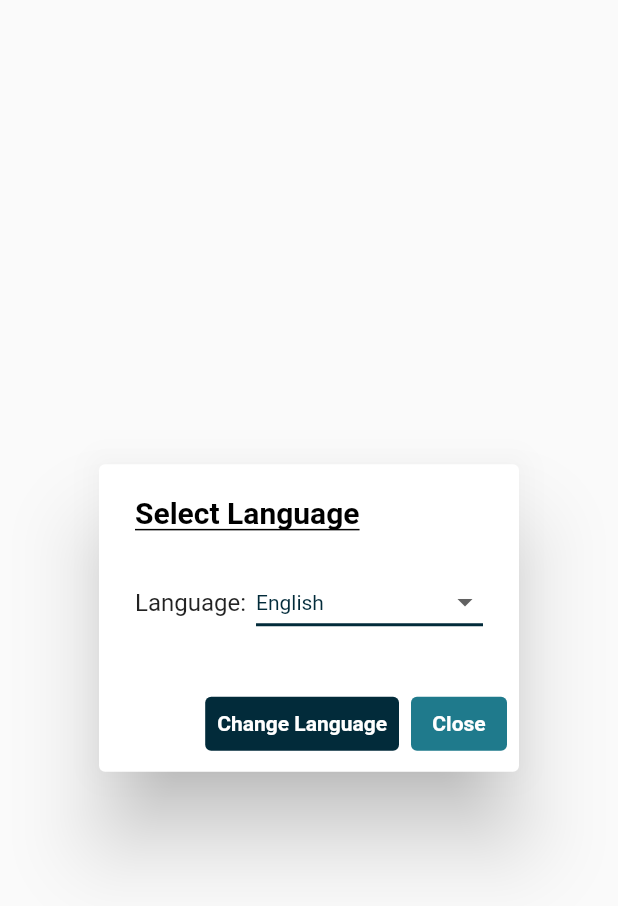
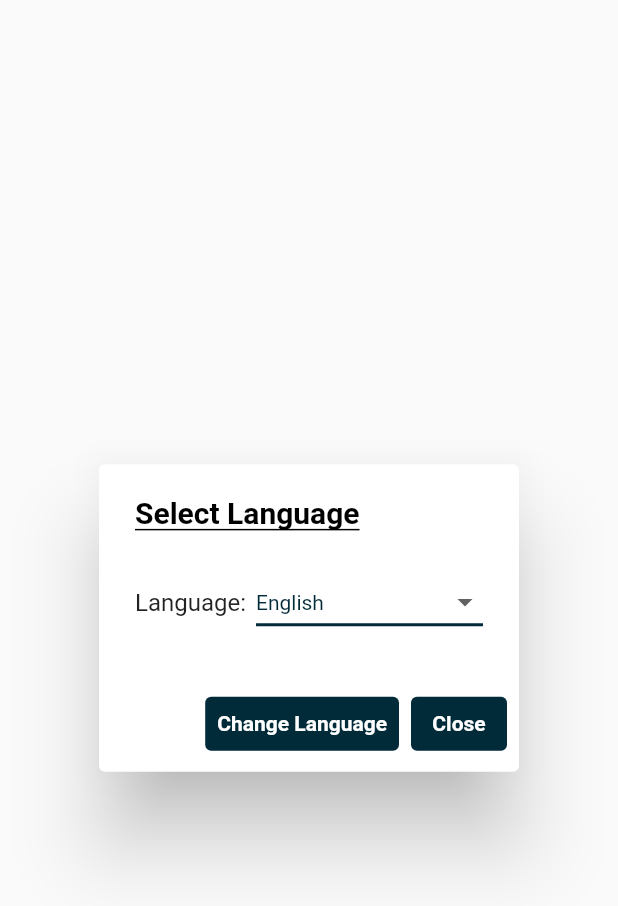
Before and after one commit to cedriceicher10/LocationsAlertApp, a Flutter app: the LanguageSelectionAlertDialogue widget shown alone on an empty page, opened directly with empty values, on a phone screen of 412 x 824 dp. Shown: the top 906 px of the screen. Run offline on Flutter 3.47's test engine with Material 2 defaults, Android fonts, the phone set to English and light mode, and no system bars; our stand-ins replace animated_splash_screen, awesome_notifications, cloud_firestore, firebase_core, flutter_map, geocoding and 6 more; missing offline and left inert: background_location, cloud_firestore_platform_interface, flutter_map_marker_cluster, location_picker_flutter_map, translator; accounts and stored records are empty; statements that could not run were skipped.

Commit message:
Added side drawer, change language dialogue to master colors list in styles

```diff
--- a/lib/language_selection_alert_dialog.dart
+++ b/lib/language_selection_alert_dialog.dart
@@ -44,7 +44,7 @@ class _LanguageSelectionAlertDialogueState
             fontWeight: FontWeight.bold,
             shadows: [Shadow(offset: Offset(0, -3), color: Colors.black)],
             decoration: TextDecoration.underline,
-            decorationColor: Colors.black,
+            decorationColor: sideDrawerChangeLanguageText,
             decorationThickness: 1),
       ),
       content: Container(
@@ -58,10 +58,10 @@ class _LanguageSelectionAlertDialogueState
                 value: dropDownValue,
                 icon: const Icon(Icons.arrow_drop_down),
                 elevation: 16,
-                style: TextStyle(color: Color(s_darkSalmon)),
+                style: TextStyle(color: sideDrawerChangeLanguageDropDown),
                 underline: Container(
                   height: 2,
-                  color: Color(s_darkSalmon),
+                  color: sideDrawerChangeLanguageUnderline,
                 ),
                 onChanged: (String? value) {
                   // This is called when the user selects an item.
@@ -83,7 +83,7 @@ class _LanguageSelectionAlertDialogueState
                 ? Text(
                     _languageServices.dislcosureRestartRequired,
                     style: TextStyle(
-                        color: Color(s_declineRed),
+                        color: sideDrawerChangeLanguageRestartText,
                         fontWeight: FontWeight.bold),
                   )
                 : Container(),
@@ -95,12 +95,13 @@ class _LanguageSelectionAlertDialogueState
               child: Text(_languageServices.disclosureChangeLanguageButton,
                   style: TextStyle(fontWeight: FontWeight.bold)),
               style: TextButton.styleFrom(
-                  backgroundColor: _buttonColor, foregroundColor: Colors.white),
+                  backgroundColor: _buttonColor,
+                  foregroundColor: sideDrawerChangeLanguageRestartButtonText),
               onPressed: () async {
                 // First time pressed, inform user that a restart is necessary
                 if (!_firstTimePressed) {
                   setState(() {
-                    _buttonColor = Color(s_declineRed);
+                    _buttonColor = sideDrawerChangeLanguageRestartButton;
                     _showRestartWarning = true;
                     _firstTimePressed = true;
                   });
@@ -117,8 +118,8 @@ class _LanguageSelectionAlertDialogueState
               child: Text(_languageServices.disclosureCloseButton,
                   style: TextStyle(fontWeight: FontWeight.bold)),
               style: TextButton.styleFrom(
-                  backgroundColor: Color(s_aquarium),
-                  foregroundColor: Colors.white),
+                  backgroundColor: sideDrawerChangeLanguageCloseButton,
+                  foregroundColor: sideDrawerChangeLanguageCloseButtonText),
               onPressed: () async {
                 Navigator.of(context).pop();
               },
--- a/lib/styles.dart
+++ b/lib/styles.dart
@@ -48,6 +48,8 @@ const Color vibrantRed = Color(0xFFf2301b);
 const Color deepGreen = Color.fromARGB(255, 18, 148, 23);
 const Color deepGray = Color(0xFFAAAEB1);
 const Color skyBlue = Color.fromARGB(255, 112, 210, 255);
+const Color charcoal = Color.fromARGB(255, 117, 114, 114);
+const Color linkedin = Color(0xFF0077B5);
 
 const Color s_pickOnMapColor = lightYellow;
 const Color s_myLocationColor = lightYellow;
@@ -279,25 +281,30 @@ Color introSlidesTitleTextSlide2 = columbiaBlue;
 Color introSlidesTextSlide1 = columbiaBlue;
 Color introSlidesTextSlide2 = gunmetal;
 
-// sideDrawerTopBar
-// sideDrawerTitleText
-// sideDrawerTitleIcon
-// sideDrawerBackground
-// sideDrawerSectionTitleText
-// sideDrawerSectionText
-// sideDrawerIcons
-// sideDrawerDisclosureTitle
-// sideDrawerDisclosureText
-// sideDrawerDisclosureCloseButton
-// sideDrawerDisclosureCloseText
-// sideDrawerDisclosureLinkedinButton
-// sideDrawerDisclosureLinkedinText
-// sideDrawerChangeLanguageButton
-// sideDrawerChangeLanguageText
-// sideDrawerChangeLanguageDropDown
-// sideDrawerChangeLanguageRestartText
-// sideDrawerChagneLanguageRestartButton
-// sideDrawerChagneLanguageRestartButtonText
+Color sideDrawerCircularProgressIndicator = teal;
+Color sideDrawerTitleText = white;
+Color sideDrawerTitleIcon = white;
+Color sideDrawerTitleBackground = gunmetal;
+Color sideDrawerSectionTitleText = gunmetal;
+Color sideDrawerSectionText = gunmetal;
+Color sideDrawerDivider = charcoal;
+Color sideDrawerIcons = teal;
+Color sideDrawerDisclosureTitle = black;
+Color sideDrawerDisclosureText = gunmetal;
+Color sideDrawerDisclosureIcon = columbiaBlue;
+Color sideDrawerDisclosureBackground = white;
+Color sideDrawerDisclosureCloseButton = gunmetal;
+Color sideDrawerDisclosureCloseText = white;
+Color sideDrawerDisclosureLinkedinButton = linkedin;
+Color sideDrawerDisclosureLinkedinText = white;
+Color sideDrawerChangeLanguageText = black;
+Color sideDrawerChangeLanguageUnderline = gunmetal;
+Color sideDrawerChangeLanguageDropDown = gunmetal;
+Color sideDrawerChangeLanguageRestartText = vibrantRed;
+Color sideDrawerChangeLanguageRestartButton = vibrantRed;
+Color sideDrawerChangeLanguageRestartButtonText = white;
+Color sideDrawerChangeLanguageCloseButton = gunmetal;
+Color sideDrawerChangeLanguageCloseButtonText = white;
 
 // Color Swatch
 const MaterialColor s_whiteSwatch = const MaterialColor(
```
Also changed, not shown: lib/side_drawer.dart (+29 -29 lines).
